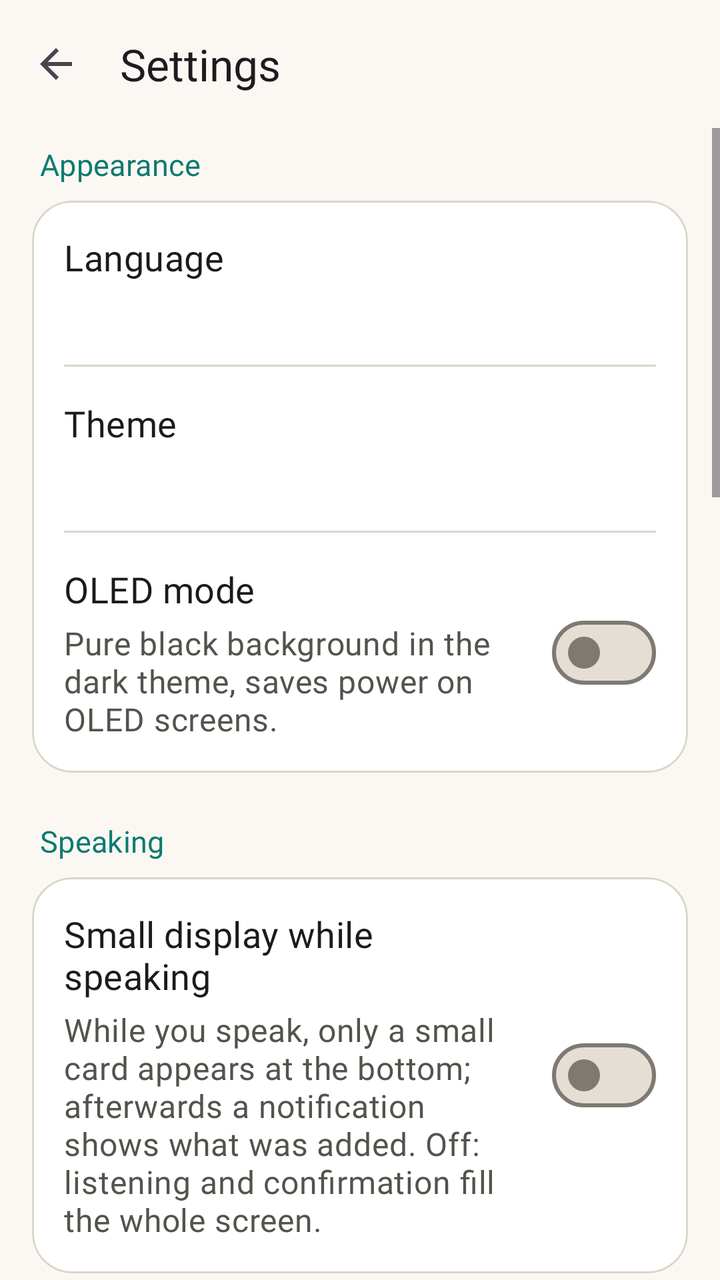
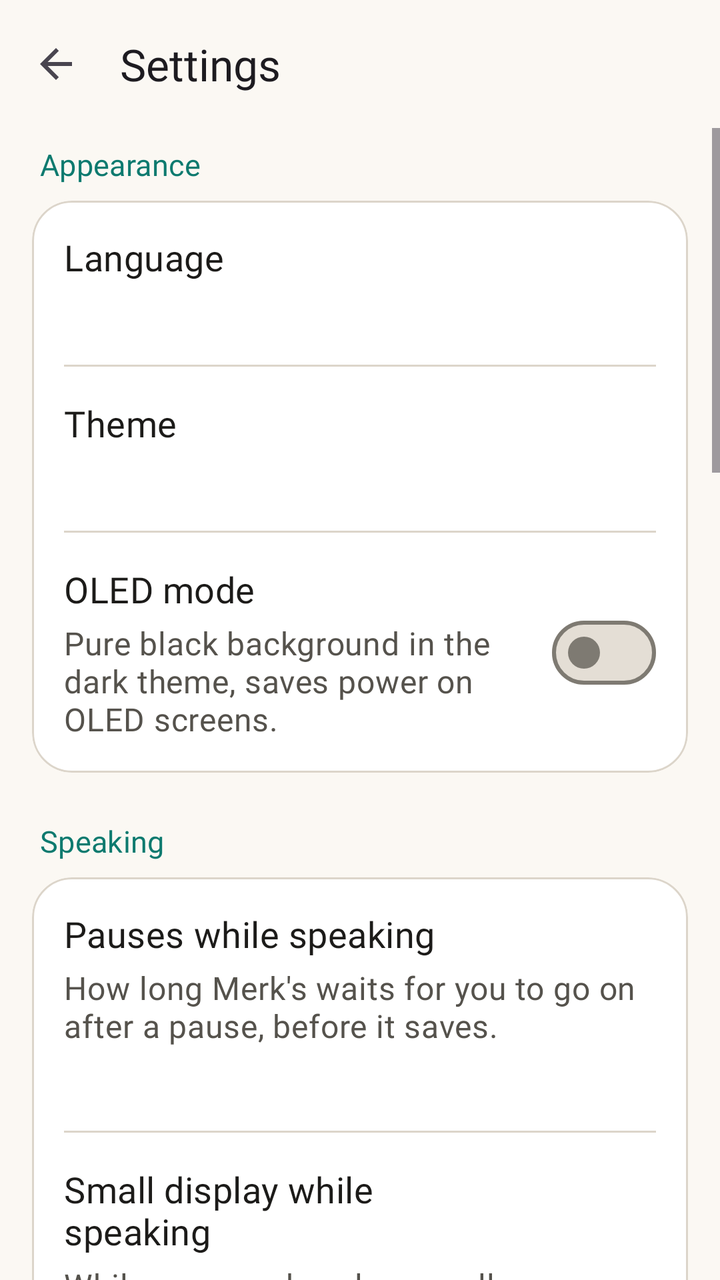

The first picture is an Android layout as it rendered before a commit; the second is the same layout after the commit. The layout source and the unified diff follow.
<!-- AndroidManifest.xml: application theme Theme.Merks -->
<!-- res/layout/activity_settings.xml -->
<?xml version="1.0" encoding="utf-8"?>
<LinearLayout xmlns:android="http://schemas.android.com/apk/res/android"
    xmlns:app="http://schemas.android.com/apk/res-auto"
    android:layout_width="match_parent"
    android:layout_height="match_parent"
    android:background="?android:attr/colorBackground"
    android:fitsSystemWindows="true"
    android:orientation="vertical">

    <com.google.android.material.appbar.MaterialToolbar
        android:id="@+id/toolbar"
        android:layout_width="match_parent"
        android:layout_height="?attr/actionBarSize"
        app:navigationContentDescription="@string/back"
        app:navigationIcon="@drawable/ic_arrow_back"
        app:title="@string/settings"
        app:titleTextAppearance="?attr/textAppearanceTitleLarge" />

    <ScrollView
        android:layout_width="match_parent"
        android:layout_height="0dp"
        android:layout_weight="1">

        
        <LinearLayout
            android:id="@+id/settings_root"
            android:layout_width="match_parent"
            android:layout_height="wrap_content"
            android:focusable="true"
            android:focusableInTouchMode="true"
            android:importantForAccessibility="no"
            android:orientation="vertical"
            android:paddingHorizontal="16dp"
            android:paddingBottom="24dp">

            <TextView
                style="@style/Merks.SectionLabel"
                android:layout_marginTop="8dp"
                android:text="@string/section_look" />

            <com.google.android.material.card.MaterialCardView
                style="@style/Widget.Material3.CardView.Filled"
                android:layout_width="match_parent"
                android:layout_height="wrap_content"
                app:cardBackgroundColor="?attr/colorSurfaceContainerLowest"
                app:cardCornerRadius="20dp"
                app:strokeColor="?attr/colorOutlineVariant"
                app:strokeWidth="1dp">

                <LinearLayout
                    android:layout_width="match_parent"
                    android:layout_height="wrap_content"
                    android:orientation="vertical">

                <LinearLayout
                    android:id="@+id/row_language"
                    android:layout_width="match_parent"
                    android:layout_height="wrap_content"
                    android:background="?attr/selectableItemBackground"
                    android:minHeight="72dp"
                    android:orientation="vertical"
                    android:padding="16dp">

                    <TextView
                        android:layout_width="match_parent"
                        android:layout_height="wrap_content"
                        android:text="@string/settings_language"
                        android:textAppearance="?attr/textAppearanceTitleMedium"
                        android:textColor="?attr/colorOnSurface" />

                    <TextView
                        android:id="@+id/language_value"
                        android:layout_width="match_parent"
                        android:layout_height="wrap_content"
                        android:layout_marginTop="4dp"
                        android:textAppearance="?attr/textAppearanceBodyMedium"
                        android:textColor="?attr/colorPrimary" />
                </LinearLayout>

                <com.google.android.material.divider.MaterialDivider
                    android:layout_width="match_parent"
                    android:layout_height="wrap_content"
                    android:layout_marginHorizontal="16dp"
                    app:dividerColor="?attr/colorOutlineVariant" />

                <LinearLayout
                    android:id="@+id/row_theme"
                    android:layout_width="match_parent"
                    android:layout_height="wrap_content"
                    android:background="?attr/selectableItemBackground"
                    android:minHeight="72dp"
                    android:orientation="vertical"
                    android:padding="16dp">

                    <TextView
                        android:layout_width="match_parent"
                        android:layout_height="wrap_content"
                        android:text="@string/settings_theme"
                        android:textAppearance="?attr/textAppearanceTitleMedium"
                        android:textColor="?attr/colorOnSurface" />

                    <TextView
                        android:id="@+id/theme_value"
                        android:layout_width="match_parent"
                        android:layout_height="wrap_content"
                        android:layout_marginTop="4dp"
                        android:textAppearance="?attr/textAppearanceBodyMedium"
                        android:textColor="?attr/colorPrimary" />
                </LinearLayout>

                <com.google.android.material.divider.MaterialDivider
                    android:layout_width="match_parent"
                    android:layout_height="wrap_content"
                    android:layout_marginHorizontal="16dp"
                    app:dividerColor="?attr/colorOutlineVariant" />

                <LinearLayout
                    android:id="@+id/row_oled"
                    android:layout_width="match_parent"
                    android:layout_height="wrap_content"
                    android:background="?attr/selectableItemBackground"
                    android:gravity="center_vertical"
                    android:orientation="horizontal"
                    android:padding="16dp">

                    <LinearLayout
                        android:layout_width="0dp"
                        android:layout_height="wrap_content"
                        android:layout_weight="1"
                        android:orientation="vertical">

                        <TextView
                            android:layout_width="match_parent"
                            android:layout_height="wrap_content"
                            android:text="@string/settings_oled"
                            android:textAppearance="?attr/textAppearanceTitleMedium"
                            android:textColor="?attr/colorOnSurface" />

                        <TextView
                            android:layout_width="match_parent"
                            android:layout_height="wrap_content"
                            android:layout_marginTop="4dp"
                            android:text="@string/settings_oled_hint"
                            android:textAppearance="?attr/textAppearanceBodyMedium"
                            android:textColor="?attr/colorOnSurfaceVariant" />
                    </LinearLayout>

                    <com.google.android.material.materialswitch.MaterialSwitch
                        android:id="@+id/oled"
                        android:layout_width="wrap_content"
                        android:layout_height="wrap_content"
                        android:layout_marginStart="12dp"
                        android:contentDescription="@string/settings_oled" />
                </LinearLayout>
                </LinearLayout>
            </com.google.android.material.card.MaterialCardView>

            <TextView
                style="@style/Merks.SectionLabel"
                android:text="@string/section_recording" />

            <com.google.android.material.card.MaterialCardView
                style="@style/Widget.Material3.CardView.Filled"
                android:layout_width="match_parent"
                android:layout_height="wrap_content"
                app:cardBackgroundColor="?attr/colorSurfaceContainerLowest"
                app:cardCornerRadius="20dp"
                app:strokeColor="?attr/colorOutlineVariant"
                app:strokeWidth="1dp">

                <LinearLayout
                    android:id="@+id/row_compact"
                    android:layout_width="match_parent"
                    android:layout_height="wrap_content"
                    android:background="?attr/selectableItemBackground"
                    android:gravity="center_vertical"
                    android:orientation="horizontal"
                    android:padding="16dp">

                    <LinearLayout
                        android:layout_width="0dp"
                        android:layout_height="wrap_content"
                        android:layout_weight="1"
                        android:orientation="vertical">

                        <TextView
                            android:layout_width="match_parent"
                            android:layout_height="wrap_content"
                            android:text="@string/settings_compact"
                            android:textAppearance="?attr/textAppearanceTitleMedium"
                            android:textColor="?attr/colorOnSurface" />

                        <TextView
                            android:layout_width="match_parent"
                            android:layout_height="wrap_content"
                            android:layout_marginTop="4dp"
                            android:text="@string/settings_compact_hint"
                            android:textAppearance="?attr/textAppearanceBodyMedium"
                            android:textColor="?attr/colorOnSurfaceVariant" />
                    </LinearLayout>

                    <com.google.android.material.materialswitch.MaterialSwitch
                        android:id="@+id/compact"
                        android:layout_width="wrap_content"
                        android:layout_height="wrap_content"
                        android:layout_marginStart="12dp"
                        android:contentDescription="@string/settings_compact" />
                </LinearLayout>
            </com.google.android.material.card.MaterialCardView>

            <TextView
                style="@style/Merks.SectionLabel"
                android:text="@string/section_reminders" />

            <com.google.android.material.card.MaterialCardView
                style="@style/Widget.Material3.CardView.Filled"
                android:layout_width="match_parent"
                android:layout_height="wrap_content"
                app:cardBackgroundColor="?attr/colorSurfaceContainerLowest"
                app:cardCornerRadius="20dp"
                app:strokeColor="?attr/colorOutlineVariant"
                app:strokeWidth="1dp">

                <LinearLayout
                    android:layout_width="match_parent"
                    android:layout_height="wrap_content"
                    android:orientation="vertical">

                    <LinearLayout
                        android:id="@+id/row_eve"
                        android:layout_width="match_parent"
                        android:layout_height="wrap_content"
                        android:background="?attr/selectableItemBackground"
                        android:gravity="center_vertical"
                        android:orientation="horizontal"
                        android:padding="16dp">

                        <LinearLayout
                            android:layout_width="0dp"
                            android:layout_height="wrap_content"
                            android:layout_weight="1"
                            android:orientation="vertical">

                            <TextView
                                android:layout_width="match_parent"
                                android:layout_height="wrap_content"
                                android:text="@string/settings_eve"
                                android:textAppearance="?attr/textAppearanceTitleMedium"
                                android:textColor="?attr/colorOnSurface" />

                            <TextView
                                android:layout_width="match_parent"
                                android:layout_height="wrap_content"
                                android:layout_marginTop="4dp"
                                android:text="@string/settings_eve_hint"
                                android:textAppearance="?attr/textAppearanceBodyMedium"
                                android:textColor="?attr/colorOnSurfaceVariant" />
                        </LinearLayout>

                        <com.google.android.material.materialswitch.MaterialSwitch
                            android:id="@+id/eve_before"
                            android:layout_width="wrap_content"
                            android:layout_height="wrap_content"
                            android:layout_marginStart="12dp"
                            android:contentDescription="@string/settings_eve" />
                    </LinearLayout>

                    <com.google.android.material.divider.MaterialDivider
                        android:layout_width="match_parent"
                        android:layout_height="wrap_content"
                        android:layout_marginHorizontal="16dp"
                        app:dividerColor="?attr/colorOutlineVariant" />

                    <LinearLayout
                        android:id="@+id/row_next_up"
                        android:layout_width="match_parent"
                        android:layout_height="wrap_content"
                        android:background="?attr/selectableItemBackground"
                        android:gravity="center_vertical"
                        android:orientation="horizontal"
                        android:padding="16dp">

                        <LinearLayout
                            android:layout_width="0dp"
                            android:layout_height="wrap_content"
                            android:layout_weight="1"
                            android:orientation="vertical">

                            <TextView
                                android:layout_width="match_parent"
                                android:layout_height="wrap_content"
                                android:text="@string/settings_next_up"
                                android:textAppearance="?attr/textAppearanceTitleMedium"
                                android:textColor="?attr/colorOnSurface" />

                            <TextView
                                android:layout_width="match_parent"
                                android:layout_height="wrap_content"
                                android:layout_marginTop="4dp"
                                android:text="@string/settings_next_up_hint"
                                android:textAppearance="?attr/textAppearanceBodyMedium"
                                android:textColor="?attr/colorOnSurfaceVariant" />
                        </LinearLayout>

                        <com.google.android.material.materialswitch.MaterialSwitch
                            android:id="@+id/next_up"
                            android:layout_width="wrap_content"
                            android:layout_height="wrap_content"
                            android:layout_marginStart="12dp"
                            android:contentDescription="@string/settings_next_up" />
                    </LinearLayout>
                </LinearLayout>
            </com.google.android.material.card.MaterialCardView>

            <TextView
                android:id="@+id/section_app"
                style="@style/Merks.SectionLabel"
                android:text="@string/section_app" />

            <com.google.android.material.card.MaterialCardView
                android:id="@+id/card_app"
                style="@style/Widget.Material3.CardView.Filled"
                android:layout_width="match_parent"
                android:layout_height="wrap_content"
                app:cardBackgroundColor="?attr/colorSurfaceContainerLowest"
                app:cardCornerRadius="20dp"
                app:strokeColor="?attr/colorOutlineVariant"
                app:strokeWidth="1dp">

                <LinearLayout
                    android:layout_width="match_parent"
                    android:layout_height="wrap_content"
                    android:orientation="vertical"
                    android:padding="16dp">

                    <TextView
                        android:id="@+id/update_state"
                        android:layout_width="match_parent"
                        android:layout_height="wrap_content"
                        android:textAppearance="?attr/textAppearanceTitleMedium"
                        android:textColor="?attr/colorOnSurface" />

                    <TextView
                        android:layout_width="match_parent"
                        android:layout_height="wrap_content"
                        android:layout_marginTop="4dp"
                        android:text="@string/settings_updates_hint"
                        android:textAppearance="?attr/textAppearanceBodyMedium"
                        android:textColor="?attr/colorOnSurfaceVariant" />

                    <Button
                        android:id="@+id/check_updates"
                        style="@style/Widget.Merks.Button.Tonal"
                        android:layout_width="match_parent"
                        android:layout_height="wrap_content"
                        android:layout_marginTop="12dp"
                        android:minHeight="56dp"
                        android:text="@string/settings_updates" />

                    <Button
                        android:id="@+id/update_get"
                        style="@style/Widget.Material3.Button"
                        android:layout_width="match_parent"
                        android:layout_height="wrap_content"
                        android:layout_marginTop="8dp"
                        android:minHeight="56dp"
                        android:text="@string/update_get"
                        android:visibility="gone" />
                </LinearLayout>
            </com.google.android.material.card.MaterialCardView>

            <TextView
                style="@style/Merks.SectionLabel"
                android:text="@string/settings_ai_title" />

            <com.google.android.material.card.MaterialCardView
                style="@style/Widget.Material3.CardView.Filled"
                android:layout_width="match_parent"
                android:layout_height="wrap_content"
                app:cardBackgroundColor="?attr/colorSurfaceContainerLowest"
                app:cardCornerRadius="20dp"
                app:strokeColor="?attr/colorOutlineVariant"
                app:strokeWidth="1dp">

                <LinearLayout
                    android:layout_width="match_parent"
                    android:layout_height="wrap_content"
                    android:orientation="vertical"
                    android:padding="16dp">

                    <TextView
                        android:layout_width="match_parent"
                        android:layout_height="wrap_content"
                        android:text="@string/settings_ai_text"
                        android:textAppearance="?attr/textAppearanceBodyMedium"
                        android:textColor="?attr/colorOnSurfaceVariant" />

                    <com.google.android.material.textfield.TextInputLayout
                        style="@style/Widget.Material3.TextInputLayout.OutlinedBox"
                        android:layout_width="match_parent"
                        android:layout_height="wrap_content"
                        android:layout_marginTop="16dp"
                        android:hint="@string/settings_ai_hint"
                        app:boxCornerRadiusBottomEnd="14dp"
                        app:boxCornerRadiusBottomStart="14dp"
                        app:boxCornerRadiusTopEnd="14dp"
                        app:boxCornerRadiusTopStart="14dp">

                        <com.google.android.material.textfield.TextInputEditText
                            android:id="@+id/api_key"
                            android:layout_width="match_parent"
                            android:layout_height="wrap_content"
                            android:imeOptions="actionDone"
                            android:importantForAutofill="no"
                            android:inputType="textVisiblePassword"
                            android:minHeight="56dp"
                            android:textAppearance="?attr/textAppearanceBodyLarge" />
                    </com.google.android.material.textfield.TextInputLayout>

                    <com.google.android.material.textfield.TextInputLayout
                        style="@style/Widget.Material3.TextInputLayout.OutlinedBox"
                        android:layout_width="match_parent"
                        android:layout_height="wrap_content"
                        android:layout_marginTop="12dp"
                        android:hint="@string/settings_model_title"
                        app:boxCornerRadiusBottomEnd="14dp"
                        app:boxCornerRadiusBottomStart="14dp"
                        app:boxCornerRadiusTopEnd="14dp"
                        app:boxCornerRadiusTopStart="14dp"
                        app:helperText="@string/settings_model_label"
                        app:helperTextEnabled="true"
                        app:placeholderText="@string/settings_model_hint">

                        <com.google.android.material.textfield.TextInputEditText
                            android:id="@+id/model"
                            android:layout_width="match_parent"
                            android:layout_height="wrap_content"
                            android:imeOptions="actionDone"
                            android:importantForAutofill="no"
                            android:inputType="textVisiblePassword"
                            android:minHeight="56dp"
                            android:textAppearance="?attr/textAppearanceBodyLarge" />
                    </com.google.android.material.textfield.TextInputLayout>

                    
                    <TextView
                        android:id="@+id/ai_status"
                        android:layout_width="match_parent"
                        android:layout_height="wrap_content"
                        android:layout_marginTop="16dp"
                        android:background="@drawable/badge_bg"
                        android:backgroundTint="?attr/colorSurfaceContainer"
                        android:padding="14dp"
                        android:textAppearance="?attr/textAppearanceBodyMedium"
                        android:textColor="?attr/colorOnSurface"
                        android:textIsSelectable="true" />

                    <Button
                        android:id="@+id/test"
                        style="@style/Widget.Merks.Button.Tonal"
                        android:layout_width="match_parent"
                        android:layout_height="wrap_content"
                        android:layout_marginTop="12dp"
                        android:minHeight="56dp"
                        android:text="@string/settings_test" />
                </LinearLayout>
            </com.google.android.material.card.MaterialCardView>

            <Button
                android:id="@+id/save"
                style="@style/Widget.Merks.Button.Big"
                android:layout_width="match_parent"
                android:layout_height="wrap_content"
                android:layout_marginTop="24dp"
                android:text="@string/done" />
        </LinearLayout>
    </ScrollView>
</LinearLayout>
<!-- resources referenced by this layout -->
<resources>
  <string name="back">Back</string>
  <string name="done">Done</string>
  <string name="section_app">App</string>
  <string name="section_look">Appearance</string>
  <string name="section_recording">Speaking</string>
  <string name="section_reminders">Reminders</string>
  <string name="settings">Settings</string>
  <string name="settings_ai_hint">API key (sk-ant-…)</string>
  <string name="settings_ai_text">Without a key, the app understands clear phrases like “tomorrow at 10” on its own. With an Anthropic API key it also understands free speech; the spoken text is then sent to Anthropic. Without internet, the built-in rules take over automatically.</string>
  <string name="settings_ai_title">Better understanding with AI (optional)</string>
  <string name="settings_compact">Small display while speaking</string>
  <string name="settings_compact_hint">While you speak, only a small card appears at the bottom; afterwards a notification shows what was added. Off: listening and confirmation fill the whole screen.</string>
  <string name="settings_eve">Remind the evening before</string>
  <string name="settings_eve_hint">Appointments also notify you at 6 pm on the day before.</string>
  <string name="settings_language">Language</string>
  <string name="settings_model_hint" translatable="false">claude-haiku-5-5</string>
  <string name="settings_model_label">Leave empty for the default. Key and model are checked as soon as you leave a field.</string>
  <string name="settings_model_title">Model</string>
  <string name="settings_next_up">Always show what\'s next</string>
  <string name="settings_next_up_hint">A quiet notification shows what comes next, also on the lock screen.</string>
  <string name="settings_oled">OLED mode</string>
  <string name="settings_oled_hint">Pure black background in the dark theme, saves power on OLED screens.</string>
  <string name="settings_test">Test AI now</string>
  <string name="settings_theme">Theme</string>
  <string name="settings_updates">Check for updates now</string>
  <string name="settings_updates_hint">Asks GitHub for the latest version, only when you tap the button. If there is a newer one, “Update now” downloads and installs it. No personal data is sent.</string>
  <string name="update_get">Update now</string>
  <color name="m_primary">#0D7A6F</color>
  <color name="m_on_primary">#FFFFFF</color>
  <color name="m_primary_container">#C6EDE7</color>
  <color name="m_on_primary_container">#00332D</color>
  <color name="m_secondary">#8A5A00</color>
  <color name="m_on_secondary">#FFFFFF</color>
  <color name="m_secondary_container">#FFE2B6</color>
  <color name="m_on_secondary_container">#2C1A00</color>
  <color name="m_background">#FBF8F3</color>
  <color name="m_on_background">#1C1B19</color>
  <color name="m_surface">#FBF8F3</color>
  <color name="m_on_surface">#1C1B19</color>
  <color name="m_surface_variant">#ECE6DC</color>
  <color name="m_on_surface_variant">#55524C</color>
  <color name="m_surface_container_lowest">#FFFFFF</color>
  <color name="m_surface_container_low">#F5F1EA</color>
  <color name="m_surface_container">#F0EBE3</color>
  <color name="m_surface_container_high">#EAE5DC</color>
  <color name="m_surface_container_highest">#E4DED5</color>
  <color name="m_outline">#7E7A72</color>
  <color name="m_outline_variant">#DCD5CA</color>
  <color name="m_error">#B3261E</color>
  <color name="m_on_error">#FFFFFF</color>
  <color name="m_inverse_surface">#31302D</color>
  <color name="m_inverse_on_surface">#F4F0EA</color>
  <color name="m_inverse_primary">#7FD8CB</color>
  <style name="TextAppearance.Merks.LabelSmall" parent="TextAppearance.Material3.LabelSmall">
          <item name="android:fontFamily">@font/nunito_semibold</item>
          <item name="fontFamily">@font/nunito_semibold</item>
      </style>
  <!-- unchanged entries left out for length: 16 -->
</resources>

<!-- the commit's change to res/layout/activity_settings.xml (unified diff, before → after) -->
@@ -169,24 +169,23 @@
                 app:strokeWidth="1dp">
 
                 <LinearLayout
-                    android:id="@+id/row_compact"
-                    android:layout_width="match_parent"
-                    android:layout_height="wrap_content"
-                    android:background="?attr/selectableItemBackground"
-                    android:gravity="center_vertical"
-                    android:orientation="horizontal"
-                    android:padding="16dp">
+                    android:layout_width="match_parent"
+                    android:layout_height="wrap_content"
+                    android:orientation="vertical">
 
                     <LinearLayout
-                        android:layout_width="0dp"
-                        android:layout_height="wrap_content"
-                        android:layout_weight="1"
-                        android:orientation="vertical">
+                        android:id="@+id/row_pause"
+                        android:layout_width="match_parent"
+                        android:layout_height="wrap_content"
+                        android:background="?attr/selectableItemBackground"
+                        android:minHeight="72dp"
+                        android:orientation="vertical"
+                        android:padding="16dp">
 
                         <TextView
                             android:layout_width="match_parent"
                             android:layout_height="wrap_content"
-                            android:text="@string/settings_compact"
+                            android:text="@string/settings_pause"
                             android:textAppearance="?attr/textAppearanceTitleMedium"
                             android:textColor="?attr/colorOnSurface" />
 
@@ -194,17 +193,63 @@
                             android:layout_width="match_parent"
                             android:layout_height="wrap_content"
                             android:layout_marginTop="4dp"
-                            android:text="@string/settings_compact_hint"
+                            android:text="@string/settings_pause_hint"
                             android:textAppearance="?attr/textAppearanceBodyMedium"
                             android:textColor="?attr/colorOnSurfaceVariant" />
+
+                        <TextView
+                            android:id="@+id/pause_value"
+                            android:layout_width="match_parent"
+                            android:layout_height="wrap_content"
+                            android:layout_marginTop="4dp"
+                            android:textAppearance="?attr/textAppearanceBodyMedium"
+                            android:textColor="?attr/colorPrimary" />
                     </LinearLayout>
 
-                    <com.google.android.material.materialswitch.MaterialSwitch
-                        android:id="@+id/compact"
-                        android:layout_width="wrap_content"
-                        android:layout_height="wrap_content"
-                        android:layout_marginStart="12dp"
-                        android:contentDescription="@string/settings_compact" />
+                    <com.google.android.material.divider.MaterialDivider
+                        android:layout_width="match_parent"
+                        android:layout_height="wrap_content"
+                        android:layout_marginHorizontal="16dp"
+                        app:dividerColor="?attr/colorOutlineVariant" />
+
+                    <LinearLayout
+                        android:id="@+id/row_compact"
+                        android:layout_width="match_parent"
+                        android:layout_height="wrap_content"
+                        android:background="?attr/selectableItemBackground"
+                        android:gravity="center_vertical"
+                        android:orientation="horizontal"
+                        android:padding="16dp">
+
+                        <LinearLayout
+                            android:layout_width="0dp"
+                            android:layout_height="wrap_content"
+                            android:layout_weight="1"
+                            android:orientation="vertical">
+
+                            <TextView
+                                android:layout_width="match_parent"
+                                android:layout_height="wrap_content"
+                                android:text="@string/settings_compact"
+                                android:textAppearance="?attr/textAppearanceTitleMedium"
+                                android:textColor="?attr/colorOnSurface" />
+
+                            <TextView
+                                android:layout_width="match_parent"
+                                android:layout_height="wrap_content"
+                                android:layout_marginTop="4dp"
+                                android:text="@string/settings_compact_hint"
+                                android:textAppearance="?attr/textAppearanceBodyMedium"
+                                android:textColor="?attr/colorOnSurfaceVariant" />
+                        </LinearLayout>
+
+                        <com.google.android.material.materialswitch.MaterialSwitch
+                            android:id="@+id/compact"
+                            android:layout_width="wrap_content"
+                            android:layout_height="wrap_content"
+                            android:layout_marginStart="12dp"
+                            android:contentDescription="@string/settings_compact" />
+                    </LinearLayout>
                 </LinearLayout>
             </com.google.android.material.card.MaterialCardView>
 
<!-- resource entries referenced after the edit -->
@@ -22,6 +22,8 @@
   <string name="settings_next_up_hint">A quiet notification shows what comes next, also on the lock screen.</string>
   <string name="settings_oled">OLED mode</string>
   <string name="settings_oled_hint">Pure black background in the dark theme, saves power on OLED screens.</string>
+  <string name="settings_pause">Pauses while speaking</string>
+  <string name="settings_pause_hint">How long Merk\'s waits for you to go on after a pause, before it saves.</string>
   <string name="settings_test">Test AI now</string>
   <string name="settings_theme">Theme</string>
   <string name="settings_updates">Check for updates now</string>
